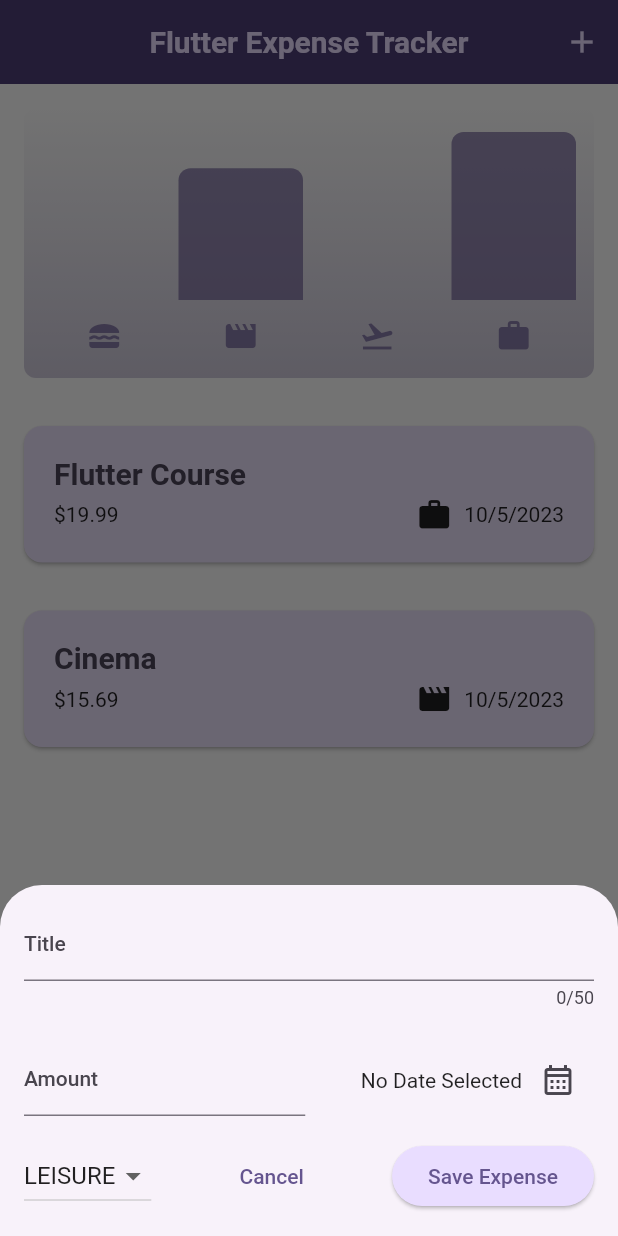
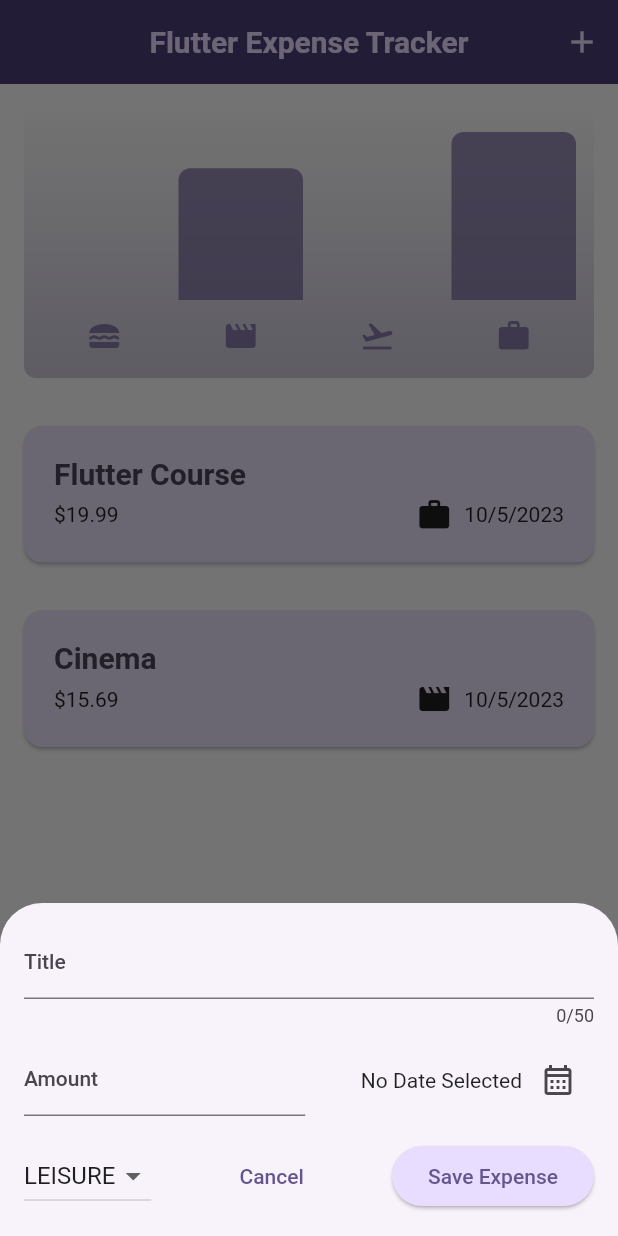
Before and after one commit to himanshuchaurasiya24/FlutterDevelopment, a Flutter app: the screen it shows after launch, after a tap on the "add" icon, on a phone screen of 412 x 824 dp. Run offline on Flutter 3.47's test engine with Material 2 defaults, Android fonts, the phone set to English and light mode, and no system bars; our stand-ins replace cloud_firestore, firebase_auth, firebase_core, firebase_storage, flutter_svg, get and 5 more; accounts and stored records are empty; project files that could hold a hidden picture were left out.

Commit message:
sectio 6 finished

```diff
--- a/expense_tracker/lib/widget/new_expense.dart
+++ b/expense_tracker/lib/widget/new_expense.dart
@@ -140,7 +140,7 @@ class _NewExpenseState extends State<NewExpense> {
                     inputType: TextInputType.emailAddress,
                   ),
                 const SizedBox(
-                  height: 24,
+                  height: 12,
                 ),
                 if (width >= 600)
                   Row(
```
